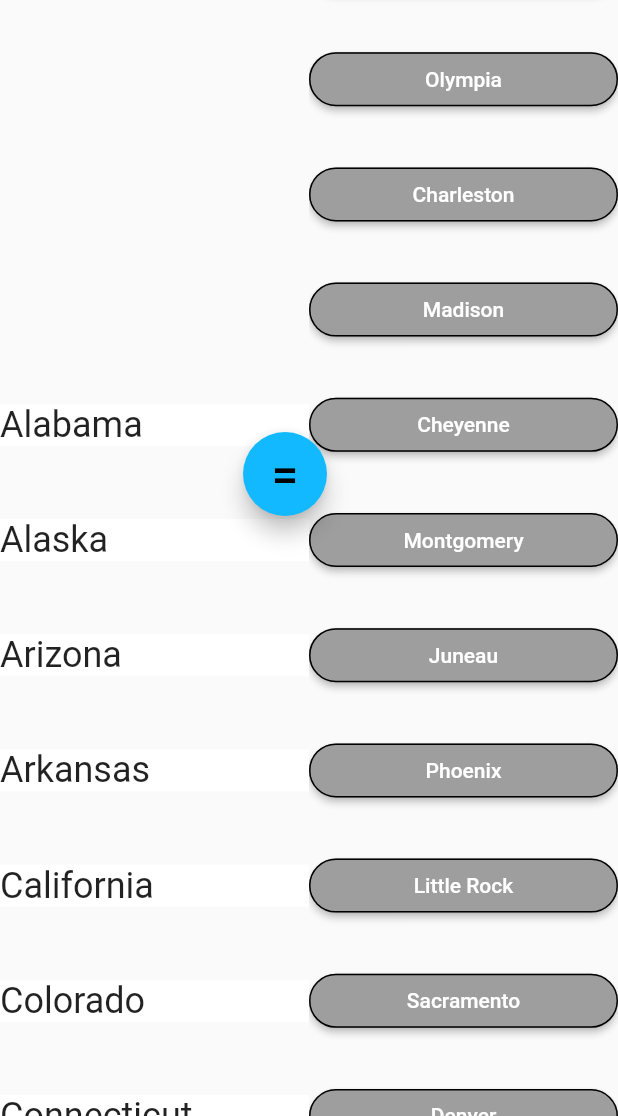
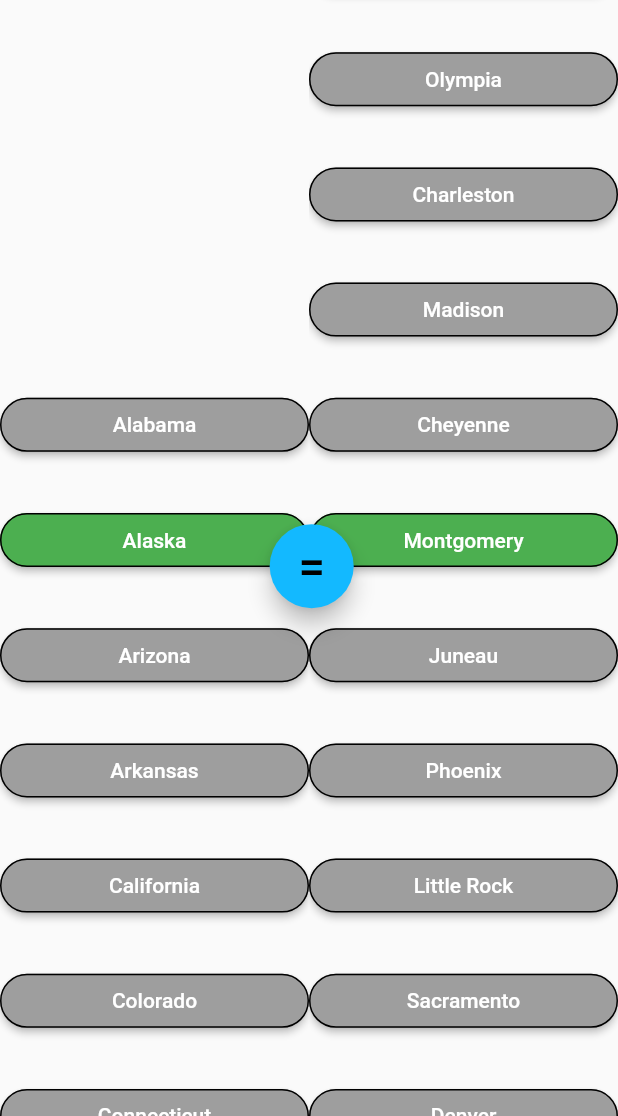
Before and after one commit to vmelia/flutter_quiz, a Flutter app: the screen it shows after launch, swiped to page 2, on a phone screen of 412 x 824 dp, the part 120-1236 px from its top. Run offline on Flutter 3.47's test engine with Material 2 defaults, Android fonts, the phone set to English and light mode, and no system bars; drawn by our look-alikes of carousel_slider; our stand-ins replace bloc, flutter_bloc.

```diff
--- a/lib/bloc/data_event.dart
+++ b/lib/bloc/data_event.dart
@@ -4,7 +4,7 @@ part of 'data_bloc.dart';
 abstract class DataEvent {}
 
 class LoadDataEvent extends DataEvent {
+  final String assetPath;
+
   LoadDataEvent(this.assetPath);
-
-  final String assetPath;
 }
--- a/lib/bloc/selection_event.dart
+++ b/lib/bloc/selection_event.dart
@@ -3,14 +3,14 @@ part of 'selection_bloc.dart';
 @immutable
 abstract class SelectionEvent {}
 
-abstract class PageChangedEvent extends SelectionEvent {}
-
-class LeftPageChangedEvent extends PageChangedEvent {
-  final int page;
-  LeftPageChangedEvent(this.page);
+// User swipes the carousel.
+class PageChangedEvent extends SelectionEvent {
+  final int index;
+  PageChangedEvent(this.index);
 }
 
-class RightPageChangedEvent extends PageChangedEvent {
-  final int page;
-  RightPageChangedEvent(this.page);
+// User clicks on a button.
+class SelectionChangedEvent extends SelectionEvent {
+  final int index;
+  SelectionChangedEvent(this.index);
 }
--- a/lib/bloc/selection_state.dart
+++ b/lib/bloc/selection_state.dart
@@ -1,16 +1,20 @@
 part of 'selection_bloc.dart';
 
 @immutable
-abstract class SelectionState {}
+abstract class SelectionState {
+  final int index;
 
-class SelectionInitial extends SelectionState {}
-
-class LeftSelectionChangedState extends SelectionState {
-  final int selected;
-  LeftSelectionChangedState(this.selected);
+  SelectionState(this.index);
 }
 
-class RightSelectionChangedState extends SelectionState {
-  final int selected;
-  RightSelectionChangedState(this.selected);
+class SelectionInitial extends SelectionState {
+  SelectionInitial() : super(0);
 }
+
+class PageChangedState extends SelectionState {
+  PageChangedState(int selected) : super(selected);
+}
+
+class SelectionChangedState extends SelectionState {
+  SelectionChangedState(int selected) : super(selected);
+}
--- a/lib/pages/quiz_page.dart
+++ b/lib/pages/quiz_page.dart
@@ -1,6 +1,5 @@
 import 'package:flutter/material.dart';
 import 'package:flutter_bloc/flutter_bloc.dart';
-import 'package:flutter_quiz/bloc/selection_bloc.dart';
 
 import '../bloc/data_bloc.dart';
 import '../widgets/quiz_view.dart';
@@ -15,9 +14,6 @@ class QuizPage extends StatelessWidget {
         BlocProvider<DataBloc>(
           create: (_) => DataBloc()..add(LoadDataEvent('assets/data/states.json')),
         ),
-        BlocProvider<SelectionBloc>(
-          create: (_) => SelectionBloc(),
-        ),
       ],
       child: QuizView(),
     );
--- a/lib/widgets/quiz_view.dart
+++ b/lib/widgets/quiz_view.dart
@@ -6,6 +6,7 @@ import 'package:flutter_bloc/flutter_bloc.dart';
 
 import '../bloc/data_bloc.dart';
 import '../bloc/selection_bloc.dart';
+import '../core/helpers/iterable_helpers.dart';
 import '../model/quiz_item.dart';
 
 final double _viewportFraction = 0.1;
@@ -21,7 +22,7 @@ class QuizView extends StatelessWidget {
           return Scaffold(
             appBar: AppBar(title: Text('Quizzer')),
             floatingActionButton: Align(
-              alignment: Alignment(0, 0),
+              alignment: Alignment(0.1, 0.16),
               child: FloatingActionButton(
                 child: const Text(
                   '=',
@@ -35,16 +36,22 @@ class QuizView extends StatelessWidget {
                 mainAxisAlignment: MainAxisAlignment.spaceBetween,
                 crossAxisAlignment: CrossAxisAlignment.stretch,
                 children: [
-                  Flexible(
+                  BlocProvider(
+                    create: (context) => SelectionBloc(),
+                    child: Flexible(
                       child: buildLeftCarousel(
                         context,
                         state.leftList,
                       ),
                     ),
-                  Flexible(
+                  ),
+                  BlocProvider(
+                    create: (context) => SelectionBloc(),
+                    child: Flexible(
                       child: buildRightCarousel(
                         context,
                         state.rightList,
+                      ),
                     ),
                   ),
                 ]),
@@ -57,57 +64,63 @@ class QuizView extends StatelessWidget {
   }
 }
 
-CarouselSlider buildLeftCarousel(
+Widget buildLeftCarousel(
   BuildContext context,
   List<QuizItem> items,
 ) {
+  final CarouselController _controller = CarouselController();
+  return BlocConsumer<SelectionBloc, SelectionState>(
+    listener: (context, state) {
+      if (state is SelectionChangedState) {
+        _controller.animateToPage(state.index);
+      }
+    },
+    builder: (context, state) {
       return CarouselSlider(
+        carouselController: _controller,
         options: CarouselOptions(
             viewportFraction: _viewportFraction,
             scrollDirection: _scrollDirection,
             onPageChanged: (index, reason) {
-          BlocProvider.of<SelectionBloc>(context).add(LeftPageChangedEvent(index));
+              BlocProvider.of<SelectionBloc>(context).add(PageChangedEvent(index));
             }),
-    items: items.map((item) {
-      return buildLeftItem(context, item);
+        items: items.mapIndexed((item, index) {
+          return buildItem(context, item, index, state.index == index);
         }).toList(),
       );
-}
-
-Builder buildLeftItem(BuildContext context, QuizItem item) {
-  final isSelected = false; //ToDo: Fix
-  return Builder(
-    builder: (BuildContext context) {
-      return Container(
-          width: MediaQuery.of(context).size.width,
-          decoration: BoxDecoration(color: isSelected ? Colors.red : Colors.white),
-          child: Text(
-            item.name,
-            style: const TextStyle(fontSize: 24),
-          ));
     },
   );
 }
 
-CarouselSlider buildRightCarousel(
+Widget buildRightCarousel(
   BuildContext context,
   List<QuizItem> items,
 ) {
+  final CarouselController _controller = CarouselController();
+  return BlocConsumer<SelectionBloc, SelectionState>(
+    listener: (context, state) {
+      if (state is SelectionChangedState) {
+        _controller.animateToPage(state.index);
+      }
+    },
+    builder: (context, state) {
       return CarouselSlider(
+        carouselController: _controller,
         options: CarouselOptions(
             viewportFraction: _viewportFraction,
             scrollDirection: _scrollDirection,
             onPageChanged: (index, reason) {
-          BlocProvider.of<SelectionBloc>(context).add(RightPageChangedEvent(index));
+              BlocProvider.of<SelectionBloc>(context).add(PageChangedEvent(index));
             }),
-    items: items.map((item) {
-      return buildRightItem(context, item);
+        items: items.mapIndexed((item, index) {
+          return buildItem(context, item, index, state.index == index);
         }).toList(),
+      );
+    },
   );
 }
 
-Builder buildRightItem(BuildContext context, QuizItem item) {
-  final isSelected = false; //ToDo: Fix
+Widget buildItem(BuildContext context, QuizItem item, int index, bool isSelected) {
   return Builder(
     builder: (BuildContext context) {
       return ElevatedButton(
@@ -118,7 +131,9 @@ Builder buildRightItem(BuildContext context, QuizItem item) {
             borderRadius: BorderRadius.circular(20),
           ),
         ),
-        onPressed: () {},
+        onPressed: () {
+          BlocProvider.of<SelectionBloc>(context).add(SelectionChangedEvent(index));
+        },
         child: Text(
           item.name,
         ),
```
Also changed, not shown: lib/bloc/selection_bloc.dart (+4 -4 lines), lib/core/helpers/iterable_helpers.dart (added, +8 -0 lines). Lines whose indentation alone changed are shown as unchanged.
